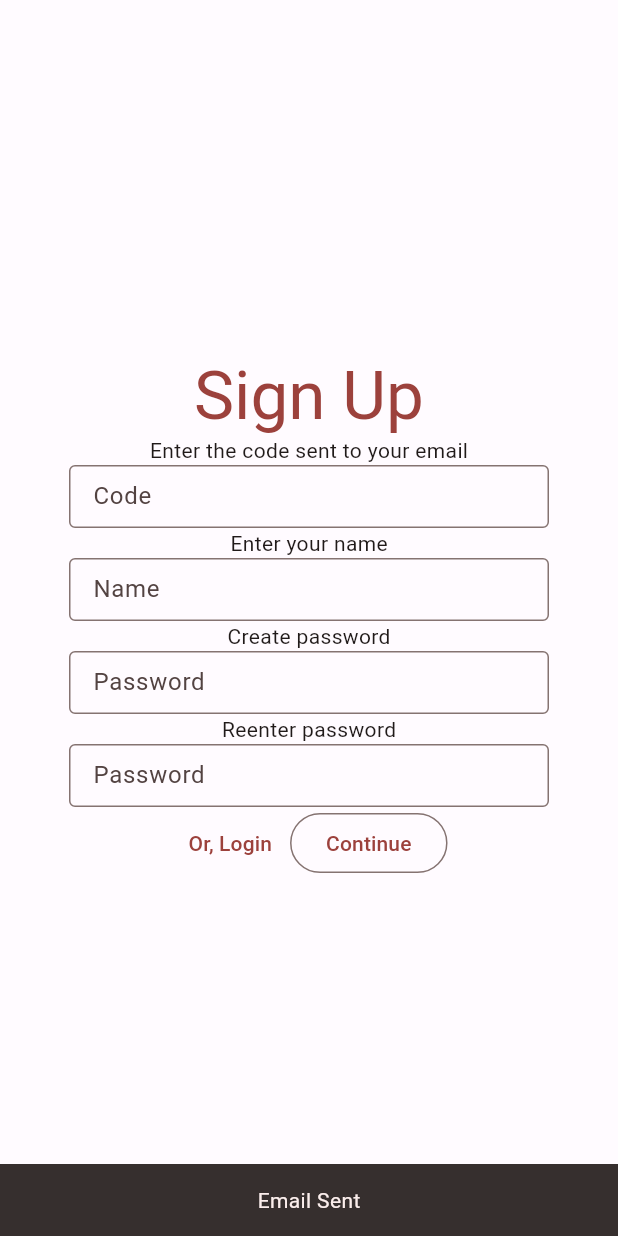
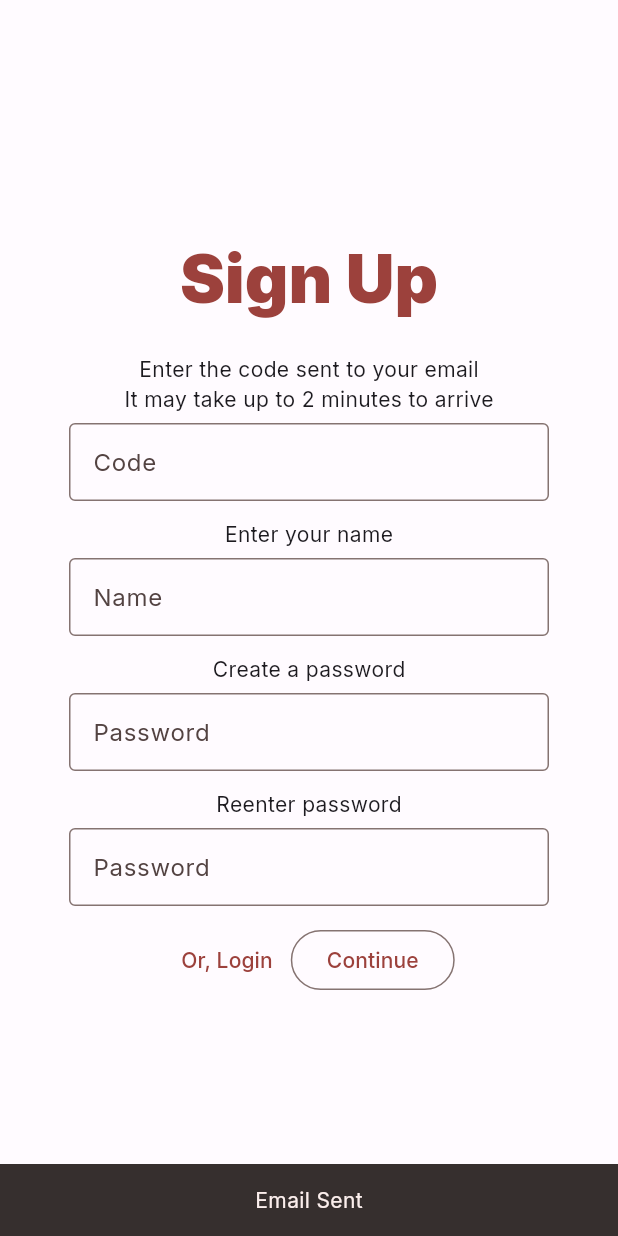
Before and after one commit to roy-rishi/sortify, a Flutter app: the SignUpPage screen opened directly, after a tap on "Send", on a phone screen of 412 x 824 dp. Run offline on Flutter 3.47's test engine with Material 3 defaults, Android fonts, the phone set to English and light mode, and no system bars; our stand-ins replace flutter_secure_storage, google_fonts; accounts and stored records are empty; network calls fail.

Commit message:
adjust fonts, restyle text, padding for sign up page, fix bug on login page
- set all fonts to Inter
- further contrast bold to standard
- add padding to sign up page
- fix bug where previously, entering a registered email, clicking continue, and then changing the email to an unregistered email would cause a crash when the continue button was clicked again. now, it alerts the user for invalid credentials
- added Or, Sign Up button to login page

```diff
--- a/client/sortify/lib/filter_page.dart
+++ b/client/sortify/lib/filter_page.dart
@@ -59,7 +59,7 @@ class SongRow extends StatelessWidget {
     final theme = Theme.of(context);
     final nameStyle = theme.textTheme.labelLarge!.copyWith(
       // color: theme.colorScheme.secondary,
-      fontWeight: FontWeight.w500,
+      fontWeight: FontWeight.w900,
       fontSize: 16,
     );
     final bodyStyle = theme.textTheme.bodySmall!.copyWith(
--- a/client/sortify/lib/home_page.dart
+++ b/client/sortify/lib/home_page.dart
@@ -33,7 +33,7 @@ class CardRowItem extends StatelessWidget {
     final theme = Theme.of(context);
     final buttonLabelStyle = theme.textTheme.titleMedium!.copyWith(
       color: theme.colorScheme.onPrimaryContainer,
-      fontWeight: FontWeight.w500,
+      fontWeight: FontWeight.w200,
       fontSize: 17,
     );
 
@@ -107,7 +107,7 @@ class _HomePageState extends State<HomePage> {
     );
     final heading2Style = theme.textTheme.headlineLarge!.copyWith(
       color: theme.colorScheme.onBackground,
-      fontWeight: FontWeight.w500,
+      fontWeight: FontWeight.w600,
       fontSize: 34,
     );
 
--- a/client/sortify/lib/login_page.dart
+++ b/client/sortify/lib/login_page.dart
@@ -47,6 +47,9 @@ Future<bool> attemptLogin(String email, String password) async {
     return true;
   } else if (response.statusCode == 401) {
     print("Authorization not successful");
+    return false;
+  } else if (response.body == "Email not found") {
+    // should sign up
     return false;
   }
   throw Exception(response.body);
@@ -131,8 +134,20 @@ class _LoginPageState extends State<LoginPage> {
             ),
             Padding(
               padding: const EdgeInsets.only(top: 12),
-              child: SizedBox(
-                height: 40,
+              child: Row(
+                mainAxisAlignment: MainAxisAlignment.center,
+                children: [
+                  Padding(
+                    padding: const EdgeInsets.only(right: 8),
+                    child: TextButton(
+                        onPressed: () {
+                          appState.email = _emailController.text.trim();
+                          appState.changePage(SignUpPage());
+                        },
+                        child: Text("Or, Sign Up")),
+                  ),
+                  SizedBox(
+                    height: 38,
                     child: OutlinedButton(
                       onPressed: () {
                         if (emailRegStatus == "Unverified") {
@@ -148,9 +163,11 @@ class _LoginPageState extends State<LoginPage> {
                               appState.changePage(HomePage());
                             } else {
                               var snackBar = SnackBar(
-                            content: Center(child: Text("Invalid Login Credentials")),
+                                content: Center(
+                                    child: Text("Invalid Login Credentials")),
                               );
-                          ScaffoldMessenger.of(context).showSnackBar(snackBar);
+                              ScaffoldMessenger.of(context)
+                                  .showSnackBar(snackBar);
                             }
                           }).catchError((error) {
                             print(error);
@@ -160,6 +177,8 @@ class _LoginPageState extends State<LoginPage> {
                       child: Text("Continue"),
                     ),
                   ),
+                ],
+              ),
             ),
           ],
         ),
--- a/client/sortify/lib/results_page.dart
+++ b/client/sortify/lib/results_page.dart
@@ -97,7 +97,7 @@ class _ResultCardState extends State<ResultCard> {
     final theme = Theme.of(context);
     final dateStyle = theme.textTheme.headlineMedium!.copyWith(
       color: theme.colorScheme.primary,
-      fontWeight: FontWeight.w600,
+      fontWeight: FontWeight.w900,
     );
     final timeStyle = theme.textTheme.bodyLarge!.copyWith(
       color: theme.colorScheme.secondary,
@@ -105,12 +105,12 @@ class _ResultCardState extends State<ResultCard> {
     );
     final includedStyle = theme.textTheme.bodyLarge!.copyWith(
       color: theme.colorScheme.onPrimaryContainer,
-      fontWeight: FontWeight.w500,
+      fontWeight: FontWeight.w600,
       fontSize: 14,
     );
     final excludedStyle = theme.textTheme.bodyLarge!.copyWith(
       color: theme.colorScheme.onPrimaryContainer,
-      fontWeight: FontWeight.w500,
+      fontWeight: FontWeight.w600,
       fontSize: 14,
       decoration: TextDecoration.lineThrough,
     );
--- a/client/sortify/lib/signup_page.dart
+++ b/client/sortify/lib/signup_page.dart
@@ -64,15 +64,21 @@ class SendEmailPanel extends StatelessWidget {
     var appState = context.watch<AppState>();
 
     return Column(children: [
-      Text("An email will be sent to $email"),
+      Padding(
+        padding: const EdgeInsets.only(top: 24, bottom: 6),
+        child: Text("An email will be sent to $email"),
+      ),
       Row(
         mainAxisAlignment: MainAxisAlignment.center,
         children: [
-          TextButton(
+          Padding(
+            padding: const EdgeInsets.only(right: 8),
+            child: TextButton(
               onPressed: () {
                 appState.changePage(LoginPage());
               },
               child: Text("Or, Login"),
+            ),
           ),
           OutlinedButton(
             onPressed: () {
@@ -109,25 +115,42 @@ class _VerifyEmailPanelState extends State<VerifyEmailPanel> {
   @override
   Widget build(BuildContext context) {
     var appState = context.watch<AppState>();
+    // final theme = Theme.of(context);
+    // final titleStyle = theme.textTheme.headlineMedium!.copyWith(
+    //   color: theme.colorScheme.primary,
+    //   fontWeight: FontWeight.w600,
+    // );
 
     return Column(
       children: [
+        Padding(
+          padding: const EdgeInsets.only(top: 24, bottom: 6),
+          child: Column(
+            children: [
               Text("Enter the code sent to your email"),
+              Text("It may take up to 2 minutes to arrive"),
+            ],
+          ),
+        ),
         SizedBox(
           width: 320,
-          height: 42,
+          height: 52,
           child: TextField(
             controller: _codeController,
+            maxLines: 1,
             decoration: InputDecoration(
               border: OutlineInputBorder(),
               labelText: "Code",
             ),
           ),
         ),
-        Text("Enter your name"),
+        Padding(
+          padding: const EdgeInsets.only(top: 12, bottom: 6),
+          child: Text("Enter your name"),
+        ),
         SizedBox(
           width: 320,
-          height: 42,
+          height: 52,
           child: TextField(
             controller: _nameController,
             decoration: InputDecoration(
@@ -136,10 +159,13 @@ class _VerifyEmailPanelState extends State<VerifyEmailPanel> {
             ),
           ),
         ),
-        Text("Create password"),
+        Padding(
+          padding: const EdgeInsets.only(top: 12, bottom: 6),
+          child: Text("Create a password"),
+        ),
         SizedBox(
           width: 320,
-          height: 42,
+          height: 52,
           child: TextField(
             obscureText: true,
             controller: _pass1Controller,
@@ -149,10 +175,13 @@ class _VerifyEmailPanelState extends State<VerifyEmailPanel> {
             ),
           ),
         ),
-        Text("Reenter password"),
+        Padding(
+          padding: const EdgeInsets.only(top: 12, bottom: 6),
+          child: Text("Reenter password"),
+        ),
         SizedBox(
           width: 320,
-          height: 42,
+          height: 52,
           child: TextField(
             obscureText: true,
             controller: _pass2Controller,
@@ -162,7 +191,9 @@ class _VerifyEmailPanelState extends State<VerifyEmailPanel> {
             ),
           ),
         ),
-        Row(
+        Padding(
+          padding: const EdgeInsets.only(top: 12),
+          child: Row(
             mainAxisAlignment: MainAxisAlignment.center,
             children: [
               TextButton(
@@ -219,6 +250,7 @@ class _VerifyEmailPanelState extends State<VerifyEmailPanel> {
                   },
                   child: Text("Continue")),
             ],
+          ),
         )
       ],
     );
@@ -240,6 +272,7 @@ class _SignUpPageState extends State<SignUpPage> {
     final theme = Theme.of(context);
     final titleStyle = theme.textTheme.displayMedium!.copyWith(
       color: theme.colorScheme.primary,
+      fontWeight: FontWeight.w900,
     );
 
     Widget panel;
--- a/client/sortify/pubspec.yaml
+++ b/client/sortify/pubspec.yaml
@@ -17,6 +17,7 @@ dependencies:
   http: ^1.2.1
   intl: ^0.19.0
   flutter_secure_storage: ^9.0.0
+  google_fonts: ^6.2.1
 
 dev_dependencies:
   flutter_test:
```
Also changed, not shown: client/sortify/lib/main.dart (+17 -3 lines), client/sortify/lib/sort_page.dart (+3 -5 lines), client/sortify/pubspec.lock. Lines whose indentation alone changed are shown as unchanged.
